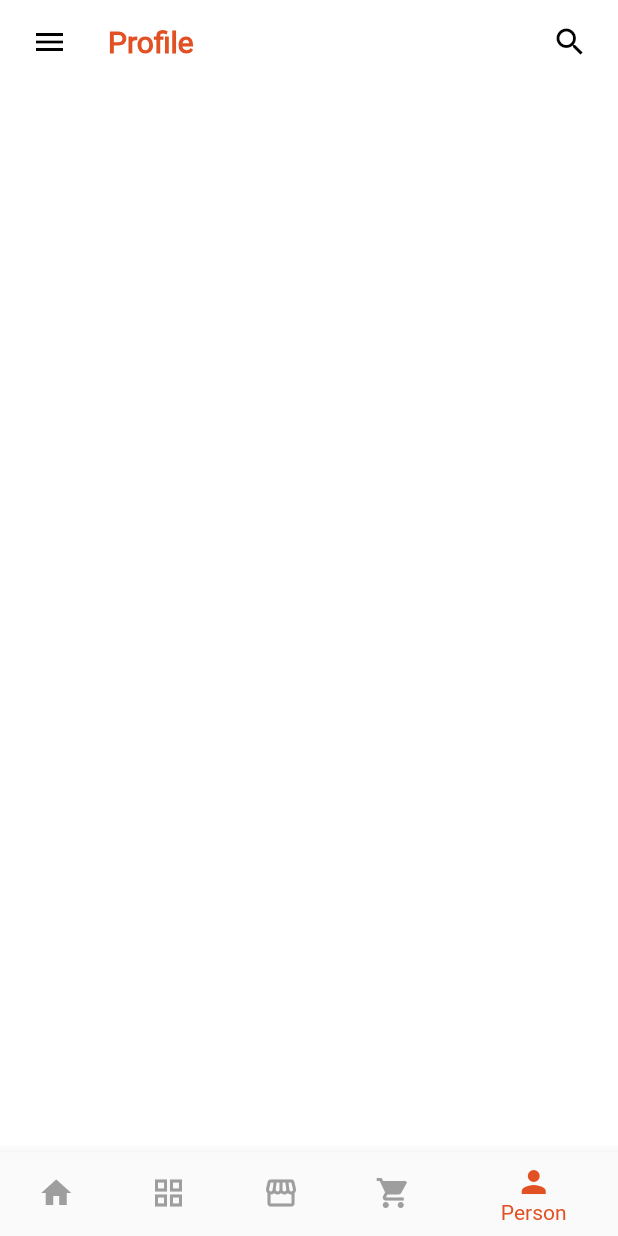
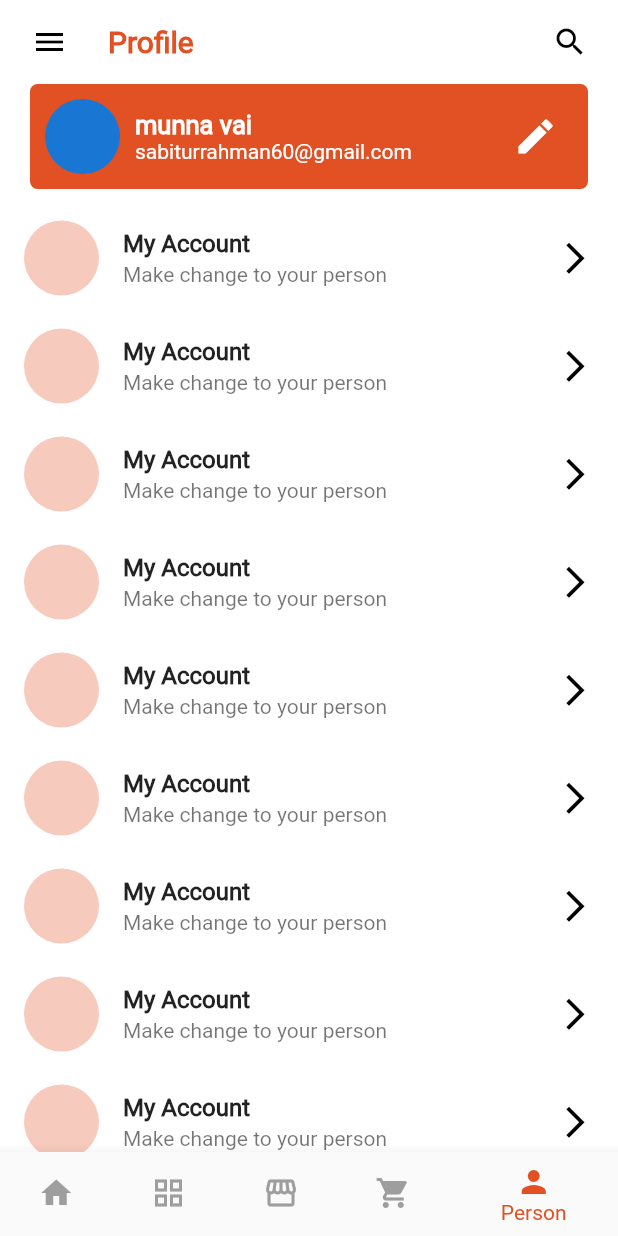
Before and after one commit to RootHex200/Hali-Shop-app, a Flutter app: the screen it shows after launch, item 5 of the bottom bar chosen, on a phone screen of 412 x 824 dp. Run offline on Flutter 3.47's test engine with Material 2 defaults, Android fonts, the phone set to English and light mode, and no system bars; our stand-ins replace carousel_nullsafety, carousel_slider, flutter_hooks, flutter_riverpod, flutter_screenutil; network calls fail.

Commit message:
profile_ui_sortui_bug_fix

```diff
--- a/lib/view/android_view/productpage/android_product_page.dart
+++ b/lib/view/android_view/productpage/android_product_page.dart
@@ -1,4 +1,6 @@
 import 'package:flutter/material.dart';
+import 'package:flutter_riverpod/flutter_riverpod.dart';
+import 'package:monarch_mart/view_model/riverpod/checkVisibility_provider.dart';
 
 import '../../../utils/widgets/all_product.dart';
 import 'productcomponent/product_filter_sort.dart';
@@ -11,13 +13,31 @@ class AndroidProductPage extends StatelessWidget {
   Widget build(BuildContext context) {
     return SafeArea(
       child: Scaffold(
-        body: Column(
+        body: Stack(children: [
+          Column(
             children: const [
               SearchaProduct(),
               ProductFilterSort(),
               Expanded(child: SingleChildScrollView(child: AllProducts()))
             ],
           ),
+          Positioned(
+              top: 82,
+              right: 0,
+              child: Consumer(
+                builder: (context, ref, child) {
+                  final checkVisible = ref.watch(checkvisibilityStateProvider);
+                  return Visibility(
+                    visible: checkVisible,
+                    child: Container(
+                      color: Colors.red,
+                      width: 160,
+                      height: 200,
+                    ),
+                  );
+                },
+              ))
+        ]),
       ),
     );
   }
--- a/lib/view/android_view/productpage/productcomponent/product_filter_sort.dart
+++ b/lib/view/android_view/productpage/productcomponent/product_filter_sort.dart
@@ -1,4 +1,6 @@
 import 'package:flutter/material.dart';
+import 'package:flutter_riverpod/flutter_riverpod.dart';
+import 'package:monarch_mart/view_model/riverpod/checkVisibility_provider.dart';
 
 import '../../../../utils/widgets/spaceer.dart';
 
@@ -48,11 +50,14 @@ class ProductFilterSort extends StatelessWidget {
           const HorizontalSpacer(width: 8),
           Expanded(
             flex: 1,
-            child: GestureDetector(
-              onTap: () {},
+            child: Consumer(
+              builder: (context, ref, child) => InkWell(
+                onTap: () {
+                  ref.read(checkvisibilityStateProvider.notifier).state=!ref.read(checkvisibilityStateProvider.notifier).state;
+                },
                 child: Container(
-                  decoration:
-                      BoxDecoration(border: Border.all(color: Colors.black45)),
+                    decoration: BoxDecoration(
+                        border: Border.all(color: Colors.black45)),
                     child: Row(
                       crossAxisAlignment: CrossAxisAlignment.center,
                       mainAxisAlignment: MainAxisAlignment.center,
@@ -62,6 +67,7 @@ class ProductFilterSort extends StatelessWidget {
                       ],
                     )),
               ),
+            ),
           )
         ],
       ),
--- a/lib/view/android_view/profilepage/android_profile_page.dart
+++ b/lib/view/android_view/profilepage/android_profile_page.dart
@@ -1,5 +1,8 @@
 import 'package:flutter/material.dart';
 import 'package:monarch_mart/utils/colors.dart';
+import 'package:monarch_mart/utils/widgets/spaceer.dart';
+import 'package:monarch_mart/view/android_view/profilepage/profilecomponent/profile_view.dart';
+import 'package:monarch_mart/view/android_view/profilepage/profilecomponent/setting_option.dart';
 
 class AndroidProfilePage extends StatelessWidget {
   const AndroidProfilePage({super.key});
@@ -17,16 +20,33 @@ class AndroidProfilePage extends StatelessWidget {
         elevation: 0.0,
         actions: const [
           Padding(
-              padding: EdgeInsets.only(right: 20), child: Icon(Icons.search,color: Colors.black,))
+              padding: EdgeInsets.only(right: 20),
+              child: Icon(
+                Icons.search,
+                color: Colors.black,
+              ))
         ],
         centerTitle: false,
         backgroundColor: Colors.white,
         title: const Text(
           "Profile",
-          style: TextStyle(color: Appcolors.primaryColor, fontWeight: FontWeight.bold),
+          style: TextStyle(
+              color: Appcolors.primaryColor, fontWeight: FontWeight.bold),
         ),
       ),
+      body: SingleChildScrollView(
+        child: Column(
+          mainAxisSize: MainAxisSize.min,
+          children: const [
+            //main prfile view
+            ProfileView(),
+            VerticalSpacer(height: 10),
 
+            //Setting option
+            SettingOption()
+          ],
+        ),
+      ),
     );
   }
 }
--- /dev/null
+++ b/lib/view/android_view/profilepage/profilecomponent/profile_view.dart
@@ -0,0 +1,57 @@
+
+import 'package:flutter/material.dart';
+
+import '../../../../utils/colors.dart';
+import '../../../../utils/widgets/spaceer.dart';
+
+class ProfileView extends StatelessWidget {
+  const ProfileView({super.key});
+
+  @override
+  Widget build(BuildContext context) {
+    return             Container(
+              height: 70,
+              width: MediaQuery.of(context).size.width,
+              margin: const EdgeInsets.only(left: 20, right: 20),
+              decoration: BoxDecoration(
+                  color: Appcolors.primaryColor,
+                  borderRadius: BorderRadius.circular(5)),
+              child: Row(
+                children: [
+                  //IMAGE view
+                  const HorizontalSpacer(width: 10),
+                  const CircleAvatar(
+                    radius: 25,
+                  ),
+                  const HorizontalSpacer(width: 10),
+                  Expanded(
+                    child: Column(
+                      mainAxisSize: MainAxisSize.min,
+                      crossAxisAlignment: CrossAxisAlignment.start,
+                      children: const [
+                        Text(
+                          "munna vai",
+                          style: TextStyle(
+                              color: Colors.white,
+                              fontWeight: FontWeight.bold,
+                              fontSize: 17),
+                        ),
+                        Text(
+                          "sabiturrahman60@gmail.com",
+                          style: TextStyle(color: Colors.white),
+                        )
+                      ],
+                    ),
+                  ),
+                  const Padding(
+                      padding: EdgeInsets.only(right: 20),
+                      child: Icon(
+                        Icons.edit,
+                        size: 30,
+                        color: Colors.white,
+                      ))
+                ],
+              ),
+            );
+  }
+}
--- /dev/null
+++ b/lib/view/android_view/profilepage/profilecomponent/setting_option.dart
@@ -0,0 +1,32 @@
+import 'package:flutter/material.dart';
+import 'package:monarch_mart/utils/colors.dart';
+
+class SettingOption extends StatelessWidget {
+  const SettingOption({super.key});
+
+  @override
+  Widget build(BuildContext context) {
+    return ListView.builder(
+        itemCount: 20,
+        shrinkWrap: true,
+        primary: false,
+        itemBuilder: (context, index) {
+          return ListTile(
+            leading: CircleAvatar(
+              radius: 25,
+              backgroundColor: Appcolors.primaryColor.withOpacity(0.3),
+            ),
+            trailing: const Icon(
+              Icons.arrow_forward_ios,
+              color: Colors.black,
+              size: 25,
+            ),
+            title: const Text(
+              'My Account',
+              style: TextStyle(fontWeight: FontWeight.bold),
+            ),
+            subtitle: const Text("Make change to your person"),
+          );
+        });
+  }
+}
--- /dev/null
+++ b/lib/view_model/riverpod/checkVisibility_provider.dart
@@ -0,0 +1,10 @@
+// ignore: duplicate_ignore
+// ignore: file_names
+// ignore_for_file: file_names
+
+import 'package:flutter_riverpod/flutter_riverpod.dart';
+
+final checkvisibilityStateProvider = StateProvider<bool>((ref) {
+  bool checkValue = false;
+  return checkValue;
+});
--- a/project_note.txt
+++ b/project_note.txt
@@ -1,3 +1,8 @@
+
+**flutter build apk --analyze-size --target-platform=android-arm64**
+
+Target:
+		1.mipmap image compressed  bytes to hight 1.5kb
 
 
 
```
Lines whose indentation alone changed are shown as unchanged.
